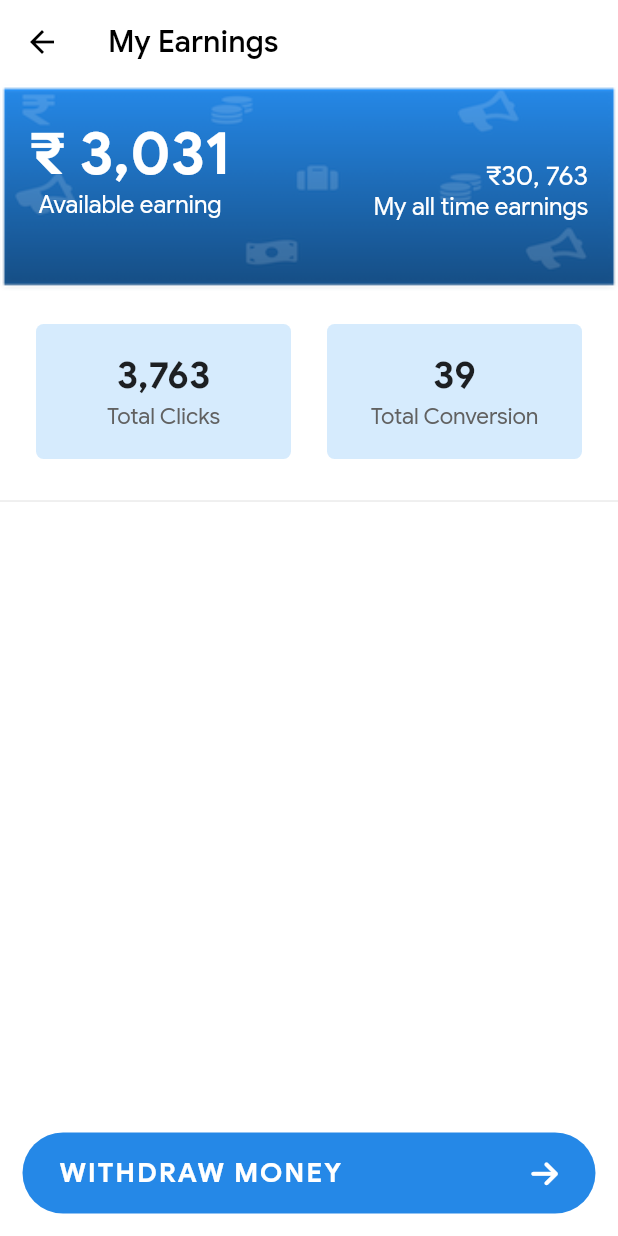
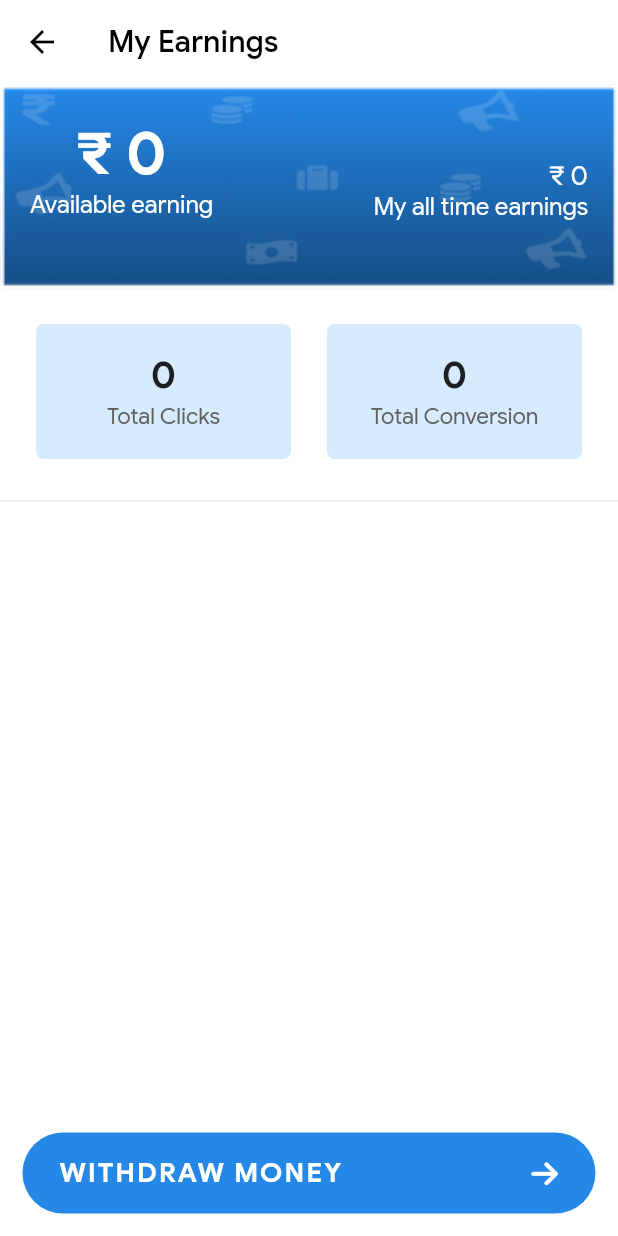
Before and after one commit to SixteenBrains/Prmt-Promoter, a Flutter app: the MyEarnings screen opened by its route, on a phone screen of 412 x 824 dp. Run offline on Flutter 3.47's test engine with Material 2 defaults, Android fonts, the phone set to English and light mode, and no system bars; our stand-ins replace bloc, cached_network_image, chewie, cloud_firestore, equatable, firebase_auth and 15 more; missing offline and left inert: enum_to_string, social_share, video_thumbnail; accounts and stored records are empty; network calls fail; statements that could not run were skipped.

Commit message:
Added My Earnings

```diff
--- /dev/null
+++ b/lib/screens/my-earning/cubit/my_earnings_cubit.dart
@@ -0,0 +1,42 @@
+import 'package:bloc/bloc.dart';
+import 'package:equatable/equatable.dart';
+import '/blocs/auth/auth_bloc.dart';
+import '/models/failure.dart';
+import '/repositories/ads/ads_repository.dart';
+
+part 'my_earnings_state.dart';
+
+class MyEarningsCubit extends Cubit<MyEarningsState> {
+  final AdsRepository _adsRepository;
+  final AuthBloc _authBloc;
+  MyEarningsCubit({
+    required AdsRepository adsRepository,
+    required AuthBloc authBloc,
+  })  : _adsRepository = adsRepository,
+        _authBloc = authBloc,
+        super(MyEarningsState.initial());
+
+  void loadStats() async {
+    try {
+      emit(state.copyWith(status: MyEarningsStatus.loading));
+      final futureAds = await _adsRepository.getUserPromotedAds(
+          promoterId: _authBloc.state.promoter?.promoterId);
+
+      final promotedAds = await Future.wait(futureAds);
+
+      int clickCount = 0;
+      int conversion = 0;
+
+      for (var element in promotedAds) {
+        clickCount += element?.clickCount ?? 0;
+        conversion += element?.conversion ?? 0;
+      }
+      emit(state.copyWith(
+          status: MyEarningsStatus.succuss,
+          clickCount: clickCount,
+          conversion: conversion));
+    } on Failure catch (failure) {
+      emit(state.copyWith(failure: failure, status: MyEarningsStatus.error));
+    }
+  }
+}
--- /dev/null
+++ b/lib/screens/my-earning/cubit/my_earnings_state.dart
@@ -0,0 +1,45 @@
+part of 'my_earnings_cubit.dart';
+
+enum MyEarningsStatus { initial, loading, succuss, error }
+
+class MyEarningsState extends Equatable {
+  final int? clickCount;
+  final int? conversion;
+  final MyEarningsStatus status;
+  final Failure failure;
+
+  const MyEarningsState({
+    required this.clickCount,
+    required this.conversion,
+    required this.status,
+    required this.failure,
+  });
+
+  factory MyEarningsState.initial() => const MyEarningsState(
+      clickCount: null,
+      conversion: null,
+      status: MyEarningsStatus.initial,
+      failure: Failure());
+
+  @override
+  List<Object?> get props => [clickCount, conversion, status, failure];
+
+  MyEarningsState copyWith({
+    int? clickCount,
+    int? conversion,
+    MyEarningsStatus? status,
+    Failure? failure,
+  }) {
+    return MyEarningsState(
+      clickCount: clickCount ?? this.clickCount,
+      conversion: conversion ?? this.conversion,
+      status: status ?? this.status,
+      failure: failure ?? this.failure,
+    );
+  }
+
+  @override
+  String toString() {
+    return 'MyEarningsState(clickCount: $clickCount, conversion: $conversion, status: $status, failure: $failure)';
+  }
+}
--- a/lib/screens/my-earning/my_earnings.dart
+++ b/lib/screens/my-earning/my_earnings.dart
@@ -1,5 +1,10 @@
 import 'package:flutter/material.dart';
-import 'package:prmt_promoter/widgets/bottom_nav_button.dart';
+import 'package:flutter_bloc/flutter_bloc.dart';
+import 'package:prmt_promoter/blocs/auth/auth_bloc.dart';
+import 'package:prmt_promoter/repositories/ads/ads_repository.dart';
+import 'package:prmt_promoter/screens/my-earning/cubit/my_earnings_cubit.dart';
+import 'package:prmt_promoter/widgets/loading_indicator.dart';
+import '/widgets/bottom_nav_button.dart';
 
 class MyEarnings extends StatelessWidget {
   static const String routeName = '/myEarnings';
@@ -8,7 +13,13 @@ class MyEarnings extends StatelessWidget {
   static Route route() {
     return MaterialPageRoute(
       settings: const RouteSettings(name: routeName),
-      builder: (_) => const MyEarnings(),
+      builder: (_) => BlocProvider(
+        create: (context) => MyEarningsCubit(
+          adsRepository: context.read<AdsRepository>(),
+          authBloc: context.read<AuthBloc>(),
+        )..loadStats(),
+        child: const MyEarnings(),
+      ),
     );
   }
 
@@ -35,7 +46,13 @@ class MyEarnings extends StatelessWidget {
           style: TextStyle(color: Colors.black),
         ),
       ),
-      body: Column(
+      body: BlocConsumer<MyEarningsCubit, MyEarningsState>(
+        listener: (context, state) {},
+        builder: (context, state) {
+          if (state.status == MyEarningsStatus.loading) {
+            return const LoadingIndicator();
+          }
+          return Column(
             children: [
               Stack(
                 children: [
@@ -56,7 +73,7 @@ class MyEarnings extends StatelessWidget {
                         Column(
                           children: const [
                             Text(
-                          '₹ 3,031',
+                              '₹ 0',
                               style: TextStyle(
                                 fontSize: 40.0,
                                 fontWeight: FontWeight.w600,
@@ -77,7 +94,7 @@ class MyEarnings extends StatelessWidget {
                           children: const [
                             SizedBox(height: 30.0),
                             Text(
-                          '₹30, 763',
+                              '₹ 0',
                               style: TextStyle(
                                 color: Colors.white,
                                 fontSize: 18.0,
@@ -111,9 +128,9 @@ class MyEarnings extends StatelessWidget {
                     child: Column(
                       mainAxisAlignment: MainAxisAlignment.center,
                       children: [
-                    const Text(
-                      '3,763',
-                      style: TextStyle(
+                        Text(
+                          '${state.clickCount ?? 'N/A'}',
+                          style: const TextStyle(
                             fontSize: 25.0,
                             fontWeight: FontWeight.w600,
                           ),
@@ -139,9 +156,9 @@ class MyEarnings extends StatelessWidget {
                     child: Column(
                       mainAxisAlignment: MainAxisAlignment.center,
                       children: [
-                    const Text(
-                      '39',
-                      style: TextStyle(
+                        Text(
+                          '${state.conversion ?? 'N/A'}',
+                          style: const TextStyle(
                             fontSize: 25.0,
                             fontWeight: FontWeight.w600,
                           ),
@@ -162,6 +179,8 @@ class MyEarnings extends StatelessWidget {
               const SizedBox(height: 20.0),
               const Divider(),
             ],
+          );
+        },
       ),
     );
   }
```
Also changed, not shown: lib/screens/dashboard/dashboard.dart (+25 -8 lines), lib/screens/live-ads/live_ads_screen.dart (+21 -6 lines), lib/screens/signup/cubit/signup_cubit.dart (+11 -3 lines), lib/screens/signup/signup_screen.dart (+11 -4 lines), 5 other files. Lines whose indentation alone changed are shown as unchanged.
